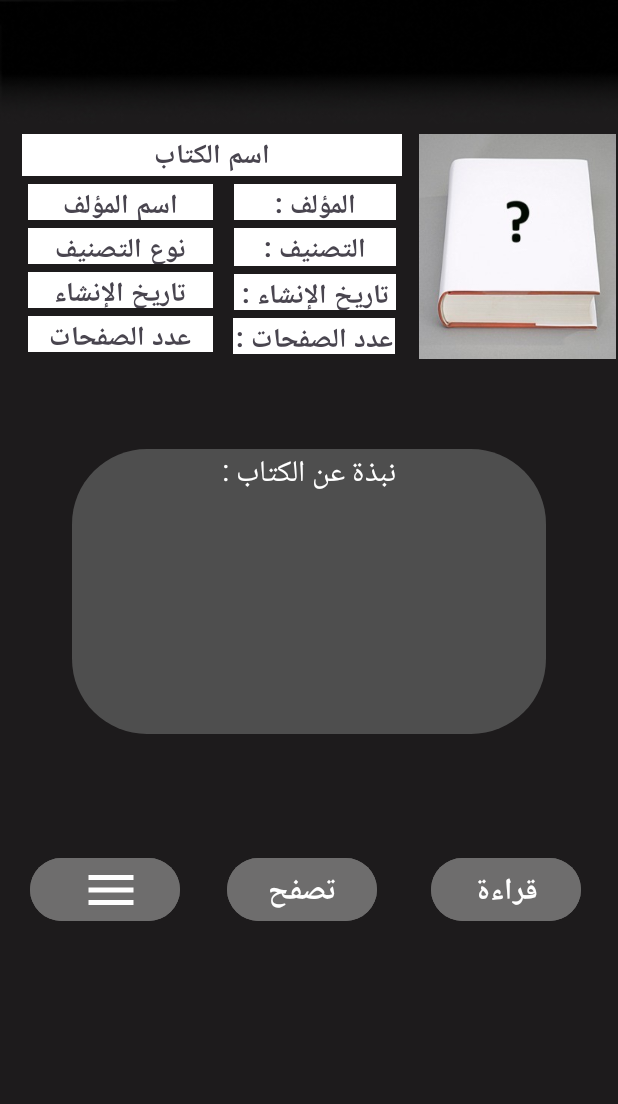
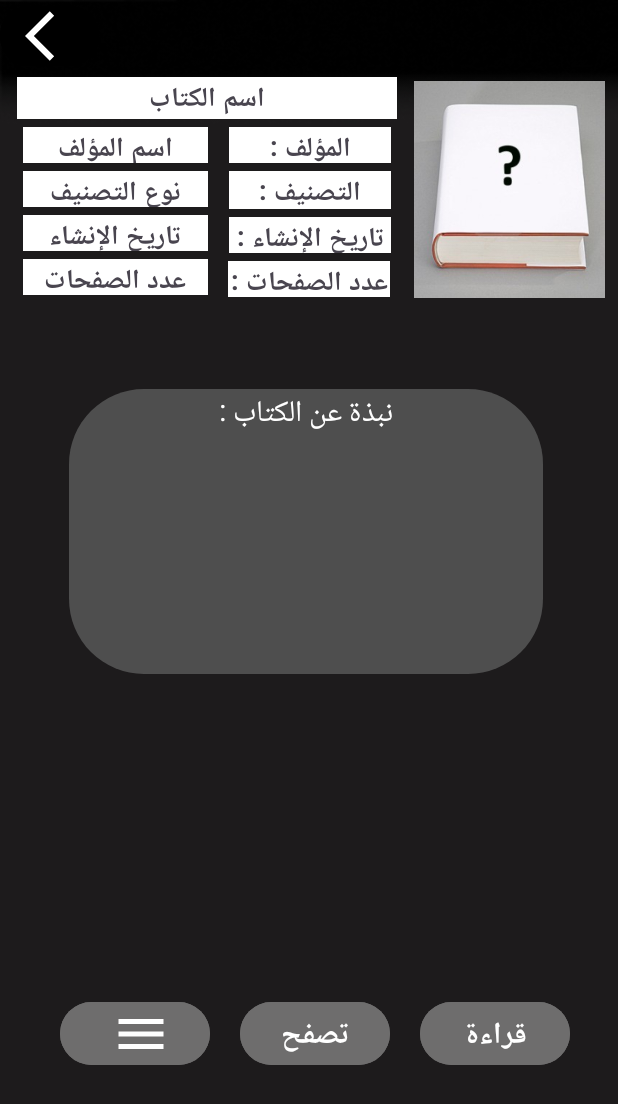
Before and after one commit to obada5Alghanim/a-h, an Android app: the fragment Book_Title_fragment shown on its own in the app's theme, on a phone screen of 412 x 824 dp. Shown: the top 1104 px of the screen. Run offline under Robolectric (Android 15) with nearby library versions, the phone set to English and light mode, and no system bars.

Commit message:
تعديل على fragment_book__title_fragment.xml

```diff
--- /dev/null
+++ b/app/src/main/res/drawable/baseline_arrow_back_ios_24.xml
@@ -0,0 +1,5 @@
+<vector xmlns:android="http://schemas.android.com/apk/res/android" android:autoMirrored="true" android:height="24dp" android:tint="#FFFFFF" android:viewportHeight="24" android:viewportWidth="24" android:width="24dp">
+
+    <path android:fillColor="@android:color/white" android:pathData="M11.67,3.87L9.9,2.1 0,12l9.9,9.9 1.77,-1.77L3.54,12z"/>
+
+</vector>
--- /dev/null
+++ b/app/src/main/res/drawable/vector_menu_o.xml
@@ -0,0 +1,6 @@
+<vector xmlns:android="http://schemas.android.com/apk/res/android" android:height="30dp" android:tint="#FFFFFF" android:viewportHeight="24" android:viewportWidth="24" android:width="60dp" >
+
+    <path android:fillColor="@android:color/white" android:pathData="M3,18h18v-2L3,16v2zM3,13h18v-2L3,11v2zM3,6v2h18L21,6L3,6z"
+        />
+
+</vector>
--- a/app/src/main/res/layout/fragment_book__title_fragment.xml
+++ b/app/src/main/res/layout/fragment_book__title_fragment.xml
@@ -1,5 +1,6 @@
 <?xml version="1.0" encoding="utf-8"?>
-<androidx.constraintlayout.widget.ConstraintLayout xmlns:android="http://schemas.android.com/apk/res/android"
+<RelativeLayout
+    xmlns:android="http://schemas.android.com/apk/res/android"
     xmlns:app="http://schemas.android.com/apk/res-auto"
     xmlns:tools="http://schemas.android.com/tools"
     android:layout_width="match_parent"
@@ -7,75 +8,33 @@
     android:background="@drawable/black_background"
     >
 
-    <androidx.constraintlayout.widget.ConstraintLayout
-        android:layout_width="407dp"
-        android:layout_height="101dp"
-        android:layout_marginBottom="144dp"
-        android:orientation="horizontal"
-        app:layout_constraintBottom_toBottomOf="parent"
-        app:layout_constraintEnd_toEndOf="parent"
-        app:layout_constraintHorizontal_bias="0.0"
-        app:layout_constraintStart_toStartOf="parent"
-        app:layout_constraintTop_toBottomOf="@+id/constraintLayout_AboutTheBook">
-
     <Button
-            android:id="@+id/bu_reader"
-            android:layout_width="100dp"
-            android:layout_height="50dp"
-            android:layout_marginEnd="20dp"
-            android:layout_marginBottom="20dp"
-            android:backgroundTint="#6E6D6D"
-            android:gravity="center"
-            android:text="قراءة"
-            android:textColor="#FFFFFF"
-            android:textSize="20sp"
-            android:textStyle="bold"
-            app:layout_constraintBottom_toBottomOf="parent"
-            app:layout_constraintEnd_toEndOf="parent" />
-
-        <Button
-            android:id="@+id/bu_menu"
-            android:layout_width="100dp"
-            android:layout_height="50dp"
-            android:layout_marginStart="20dp"
-            android:layout_marginBottom="20dp"
-            android:backgroundTint="#6E6D6D"
+        android:id="@+id/bu_Back"
+        android:layout_width="66dp"
+        android:layout_height="48dp"
+        android:backgroundTint="#000000"
         android:textColor="#FFFFFF"
         android:textColorLink="#FFFFFF"
         android:textSize="48sp"
         android:textStyle="bold"
-            app:icon="@drawable/baseline_menu_24"
+        app:icon="@drawable/baseline_arrow_back_ios_24"
         app:iconGravity="textEnd"
         app:iconSize="40dp"
         app:iconTintMode="src_in"
-            app:layout_constraintBottom_toBottomOf="parent"
         app:layout_constraintStart_toStartOf="parent"
+        app:layout_constraintTop_toTopOf="parent"
         tools:ignore="SpeakableTextPresentCheck" />
-
-        <Button
-            android:id="@+id/bu_browse"
-            android:layout_width="100dp"
-            android:layout_height="50dp"
-            android:layout_marginStart="15dp"
-            android:layout_marginEnd="15dp"
-            android:layout_marginBottom="20dp"
-            android:backgroundTint="#6E6D6D"
-            android:gravity="center"
-            android:text="تصفح"
-            android:textColor="#FFFFFF"
-            android:textSize="20sp"
-            android:textStyle="bold"
-            app:layout_constraintBottom_toBottomOf="parent"
-            app:layout_constraintEnd_toStartOf="@+id/bu_reader"
-            app:layout_constraintHorizontal_bias="0.441"
-            app:layout_constraintStart_toEndOf="@+id/bu_menu" />
-
-    </androidx.constraintlayout.widget.ConstraintLayout>
 
     <LinearLayout
         android:id="@+id/linearLayout"
-        android:layout_width="407dp"
+        android:layout_width="match_parent"
         android:layout_height="150dp"
+        android:layout_alignParentTop="true"
+        android:layout_alignParentEnd="true"
+        android:layout_alignParentBottom="true"
+        android:layout_marginTop="51dp"
+        android:layout_marginEnd="1dp"
+        android:layout_marginBottom="530dp"
         android:orientation="horizontal"
         app:layout_constraintBottom_toBottomOf="parent"
         app:layout_constraintEnd_toEndOf="parent"
@@ -220,7 +179,7 @@
 
         <ImageView
             android:id="@+id/image_Book"
-            android:layout_width="132dp"
+            android:layout_width="127dp"
             android:layout_height="150dp"
             android:layout_gravity="fill"
             android:baselineAligned="false"
@@ -230,8 +189,14 @@
 
     <androidx.constraintlayout.widget.ConstraintLayout
         android:id="@+id/constraintLayout_AboutTheBook"
-        android:layout_width="406dp"
-        android:layout_height="255dp"
+        android:layout_width="match_parent"
+        android:layout_height="441dp"
+        android:layout_alignParentTop="true"
+        android:layout_alignParentEnd="true"
+        android:layout_alignParentBottom="true"
+        android:layout_marginTop="199dp"
+        android:layout_marginEnd="-4dp"
+        android:layout_marginBottom="90dp"
         app:layout_constraintBottom_toBottomOf="parent"
         app:layout_constraintEnd_toEndOf="parent"
         app:layout_constraintHorizontal_bias="0.333"
@@ -257,23 +222,58 @@
             app:layout_constraintStart_toStartOf="parent"
             app:layout_constraintTop_toTopOf="parent" />
 
-    </androidx.constraintlayout.widget.ConstraintLayout>
+        <Button
+            android:id="@+id/bu_reader"
+            android:layout_width="100dp"
+            android:layout_height="50dp"
+            android:layout_marginStart="20dp"
+            android:layout_marginBottom="20dp"
+            android:backgroundTint="#6E6D6D"
+            android:gravity="center"
+            android:text="قراءة"
+            android:textColor="#FFFFFF"
+            android:textSize="20sp"
+            android:textStyle="bold"
+            app:layout_constraintBottom_toBottomOf="parent"
+            app:layout_constraintStart_toEndOf="@+id/bu_browse" />
 
-   <!-- <Button
-        android:id="@+id/bu_Back"
-        android:layout_width="66dp"
-        android:layout_height="48dp"
-        android:backgroundTint="#000000"
+        <Button
+            android:id="@+id/bu_menu"
+            android:layout_width="100dp"
+            android:layout_height="50dp"
+            android:layout_marginStart="40dp"
+            android:layout_marginBottom="20dp"
+            android:backgroundTint="#6E6D6D"
             android:textColor="#FFFFFF"
             android:textColorLink="#FFFFFF"
             android:textSize="48sp"
             android:textStyle="bold"
-        app:icon="@drawable/baseline_arrow_back_ios_24"
+            app:icon="@drawable/vector_menu_o"
             app:iconGravity="textEnd"
             app:iconSize="40dp"
             app:iconTintMode="src_in"
+            app:layout_constraintBottom_toBottomOf="parent"
             app:layout_constraintStart_toStartOf="parent"
-        app:layout_constraintTop_toTopOf="parent"
             tools:ignore="SpeakableTextPresentCheck" />
--->
+
+        <Button
+            android:id="@+id/bu_browse"
+            android:layout_width="100dp"
+            android:layout_height="50dp"
+            android:layout_marginStart="20dp"
+            android:layout_marginEnd="20dp"
+            android:layout_marginBottom="20dp"
+            android:backgroundTint="#6E6D6D"
+            android:gravity="center"
+            android:text="تصفح"
+            android:textColor="#FFFFFF"
+            android:textSize="20sp"
+            android:textStyle="bold"
+            app:layout_constraintBottom_toBottomOf="parent"
+            app:layout_constraintEnd_toStartOf="@+id/bu_reader"
+            app:layout_constraintHorizontal_bias="0.441"
+            app:layout_constraintStart_toEndOf="@+id/bu_menu" />
+
     </androidx.constraintlayout.widget.ConstraintLayout>
+
+</RelativeLayout>
```
Lines whose indentation alone changed are shown as unchanged.
